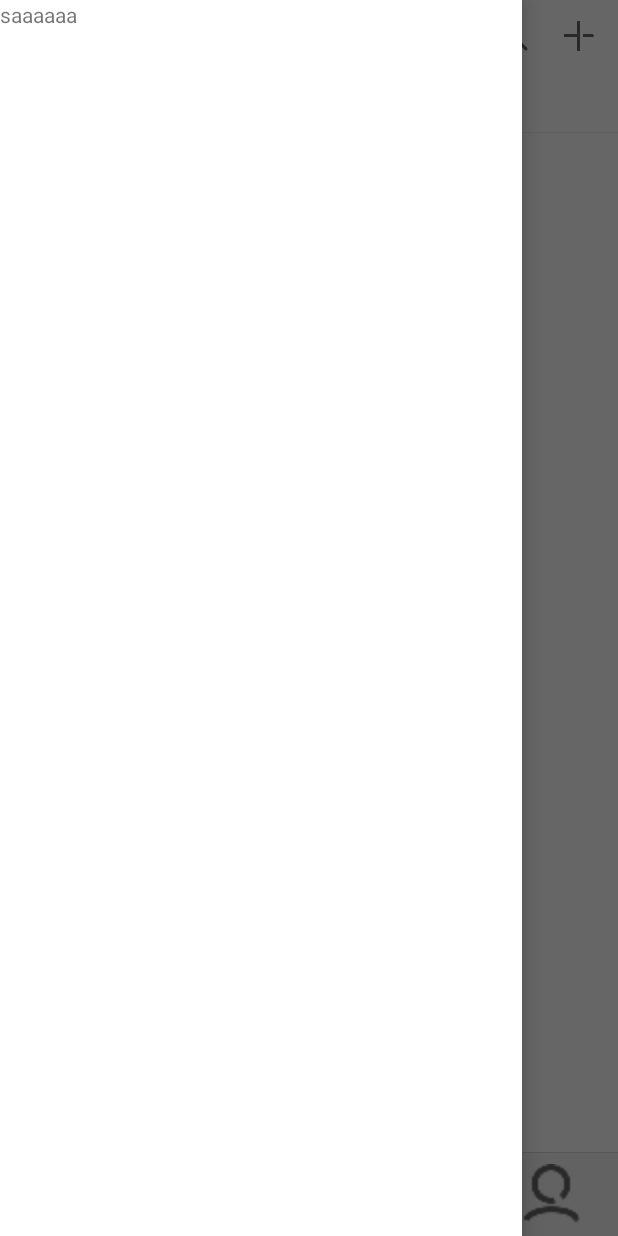
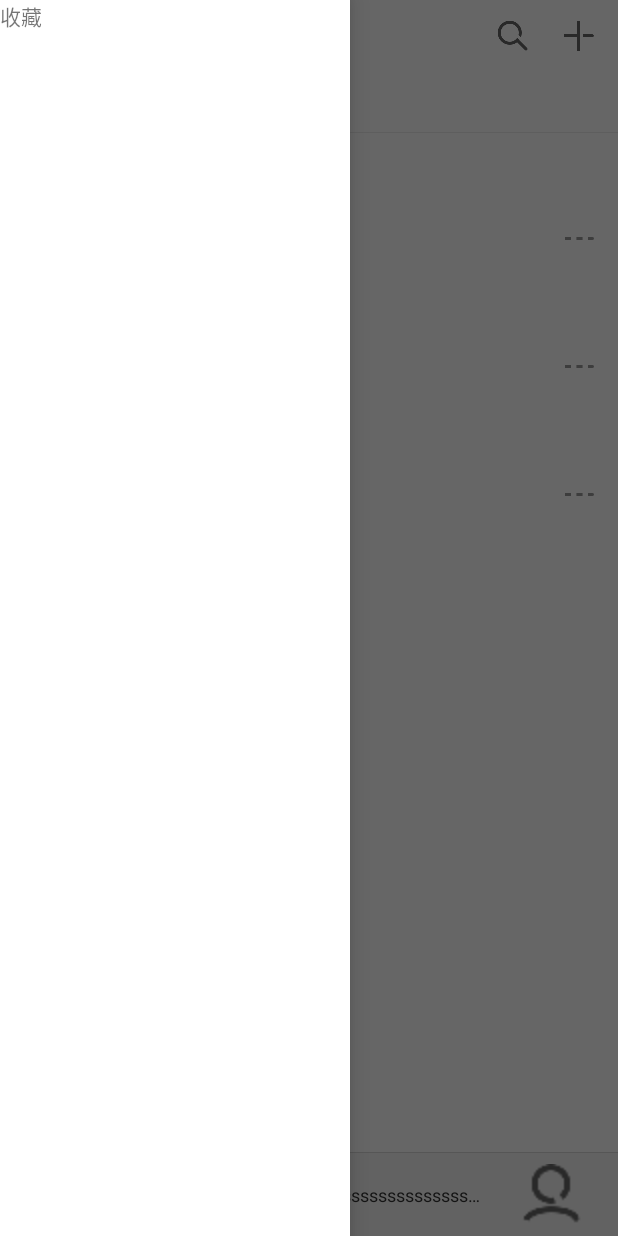
Before and after one commit to dooqu/mting2, an Android app: the MainActivity screen opened directly, with no data from a screen before it, with the side drawer open, on a phone screen of 412 x 824 dp. Run offline under Robolectric (Android 15) with nearby library versions, the phone set to English and light mode, and no system bars; our stand-ins replace ButterKnife, EventBus.

Commit message:
部分界面及逻辑

```diff
--- /dev/null
+++ b/app/src/main/java/cn/xylink/mting/ui/adapter/UnreadAdapter.java
@@ -0,0 +1,105 @@
+package cn.xylink.mting.ui.adapter;
+
+import android.content.Context;
+import android.support.annotation.NonNull;
+import android.support.v7.widget.RecyclerView;
+import android.view.LayoutInflater;
+import android.view.View;
+import android.view.ViewGroup;
+import android.widget.ImageView;
+import android.widget.TextView;
+
+import java.util.ArrayList;
+import java.util.List;
+
+import cn.xylink.mting.R;
+import cn.xylink.mting.model.Article;
+
+/*
+ *待读
+ *
+ * -----------------------------------------------------------------
+ * 2019/7/8 15:13 : Create UnreadAdapter.java (JoDragon);
+ * -----------------------------------------------------------------
+ */
+public class UnreadAdapter extends RecyclerView.Adapter<UnreadAdapter.UnreadHolder> {
+    private Context mContext;
+    private List<Article> mData;
+    private OnItemClickListener mOnItemClickListener;
+    private int mCurrentPosition = 0;
+
+    public UnreadAdapter(Context context, List<Article> list, OnItemClickListener listener) {
+        this.mContext = context;
+        this.mData = list;
+        this.mOnItemClickListener = listener;
+        if (mData == null) {
+            mData = new ArrayList<>();
+        }
+    }
+
+    public void setCurrentPosition(int position){
+        this.mCurrentPosition = position;
+    }
+
+
+    @NonNull
+    @Override
+    public UnreadHolder onCreateViewHolder(@NonNull ViewGroup viewGroup, int position) {
+        View view = LayoutInflater.from(viewGroup.getContext()).inflate(R.layout.item_unread, viewGroup, false);
+        return new UnreadHolder(view);
+    }
+
+    @Override
+    public void onBindViewHolder(@NonNull UnreadHolder holder, int position) {
+        Article data = mData.get(position);
+        holder.tvTitle.setText(data.getTitle());
+//        holder.tvFrom.setText(data.getTextBody());
+//        holder.tvProgress.setText(data.);
+        if (mCurrentPosition ==position){
+            holder.tvTitle.setTextColor(mContext.getResources().getColor(R.color.c488def));
+            holder.tvFrom.setTextColor(mContext.getResources().getColor(R.color.c488def));
+            holder.tvProgress.setTextColor(mContext.getResources().getColor(R.color.c488def));
+        }else {
+            holder.tvTitle.setTextColor(mContext.getResources().getColor(R.color.c333333));
+            holder.tvFrom.setTextColor(mContext.getResources().getColor(R.color.c999999));
+            holder.tvProgress.setTextColor(mContext.getResources().getColor(R.color.c999999));
+        }
+        holder.ivMore.setOnClickListener(v -> {
+            if (mOnItemClickListener != null)
+                mOnItemClickListener.onItemMoreClick(data);
+        });
+        holder.itemView.setOnClickListener(v -> {
+            if (mOnItemClickListener != null)
+                mOnItemClickListener.onItemClick(data);
+        });
+    }
+
+    public List<Article> getArticleList() {
+        return mData;
+    }
+
+    @Override
+    public int getItemCount() {
+        return mData.size();
+    }
+
+    class UnreadHolder extends RecyclerView.ViewHolder {
+        ImageView ivMore;
+        TextView tvTitle;
+        TextView tvFrom;
+        TextView tvProgress;
+
+        public UnreadHolder(@NonNull View itemView) {
+            super(itemView);
+            ivMore = itemView.findViewById(R.id.iv_unread_item_more);
+            tvTitle = itemView.findViewById(R.id.tv_unread_item_title);
+            tvFrom = itemView.findViewById(R.id.tv_unread_item_from);
+            tvProgress = itemView.findViewById(R.id.tv_unread_item_progress);
+        }
+    }
+
+    public interface OnItemClickListener {
+        void onItemClick(Article article);
+        void onItemMoreClick(Article article);
+    }
+}
--- a/app/src/main/java/cn/xylink/mting/ui/fragment/UnreadFragment.java
+++ b/app/src/main/java/cn/xylink/mting/ui/fragment/UnreadFragment.java
@@ -1,15 +1,24 @@
 package cn.xylink.mting.ui.fragment;
 
+import android.graphics.Rect;
 import android.os.Bundle;
 import android.support.annotation.NonNull;
 import android.support.annotation.Nullable;
 import android.support.v4.app.Fragment;
+import android.support.v7.widget.LinearLayoutManager;
+import android.support.v7.widget.RecyclerView;
 import android.view.LayoutInflater;
 import android.view.View;
 import android.view.ViewGroup;
 
+import butterknife.BindView;
 import butterknife.ButterKnife;
 import cn.xylink.mting.R;
+import cn.xylink.mting.model.Article;
+import cn.xylink.mting.speech.data.SpeechList;
+import cn.xylink.mting.ui.adapter.UnreadAdapter;
+import cn.xylink.mting.utils.DensityUtil;
+import cn.xylink.mting.utils.L;
 
 /*
  *未读
@@ -18,7 +27,10 @@ import cn.xylink.mting.R;
  * 2019/7/8 14:03 : Create UnreadFragment.java (JoDragon);
  * -----------------------------------------------------------------
  */
-public class UnreadFragment extends Fragment {
+public class UnreadFragment extends Fragment implements UnreadAdapter.OnItemClickListener{
+    @BindView(R.id.rv_unread)
+    RecyclerView mRecyclerView;
+    private UnreadAdapter mAdapter;
     @Nullable
     @Override
     public View onCreateView(@NonNull LayoutInflater inflater, @Nullable ViewGroup container, @Nullable Bundle savedInstanceState) {
@@ -30,5 +42,39 @@ public class UnreadFragment extends Fragment {
     @Override
     public void onViewCreated(@NonNull View view, @Nullable Bundle savedInstanceState) {
         super.onViewCreated(view, savedInstanceState);
+        mAdapter = new UnreadAdapter(getActivity(), SpeechList.getInstance().getArticleList(),this);
+        mRecyclerView.addItemDecoration(new SpaceItemDecoration());
+        LinearLayoutManager linearLayoutManager = new LinearLayoutManager(getActivity());
+        linearLayoutManager.setOrientation(LinearLayoutManager.VERTICAL);
+        mRecyclerView.setLayoutManager(linearLayoutManager);
+        mRecyclerView.setAdapter(mAdapter);
+    }
+
+    @Override
+    public void onItemClick(Article article) {
+        L.v();
+    }
+    @Override
+    public void onItemMoreClick(Article article) {
+        L.v();
+    }
+
+    class SpaceItemDecoration extends RecyclerView.ItemDecoration {
+        @Override
+        public void getItemOffsets(@NonNull Rect outRect, @NonNull View view, @NonNull RecyclerView parent, @NonNull RecyclerView.State state) {
+            super.getItemOffsets(outRect, view, parent, state);
+            int space = DensityUtil.dip2pxComm(getActivity(), 32);
+            if (parent.getChildAdapterPosition(view) != 0) {
+                outRect.left = 0;
+                outRect.right = 0;
+                outRect.bottom = 0;
+                outRect.top = space;
+            } else {
+                outRect.left = 0;
+                outRect.right = 0;
+                outRect.bottom = 0;
+                outRect.top = space;
+            }
+        }
     }
 }
--- a/app/src/main/res/layout/activity_main.xml
+++ b/app/src/main/res/layout/activity_main.xml
@@ -135,18 +135,23 @@
         </LinearLayout>
     </LinearLayout>
 
-    <LinearLayout
-        android:id="@+id/ll_main_left_menu"
-        android:layout_width="match_parent"
+    <!--<LinearLayout-->
+        <!--android:id="@+id/ll_main_left_menu"-->
+        <!--android:layout_width="match_parent"-->
+        <!--android:layout_height="match_parent"-->
+        <!--android:layout_gravity="start"-->
+        <!--android:background="@color/white"-->
+        <!--android:fitsSystemWindows="true">-->
+
+        <!--<TextView-->
+            <!--android:layout_width="wrap_content"-->
+            <!--android:layout_height="wrap_content"-->
+            <!--android:text="saaaaaa" />-->
+    <!--</LinearLayout>-->
+    <fragment
+        android:layout_width="233dp"
         android:layout_height="match_parent"
-        android:layout_gravity="start"
-        android:background="@color/white"
-        android:fitsSystemWindows="true">
-
-        <TextView
-            android:layout_width="wrap_content"
-            android:layout_height="wrap_content"
-            android:text="saaaaaa" />
-    </LinearLayout>
+        android:name="cn.xylink.mting.ui.fragment.CollectFragment"
+        android:layout_gravity="start"/>
 
 </android.support.v4.widget.DrawerLayout>
--- a/app/src/main/res/layout/fragment_collect.xml
+++ b/app/src/main/res/layout/fragment_collect.xml
@@ -1,6 +1,7 @@
 <?xml version="1.0" encoding="utf-8"?>
 <LinearLayout xmlns:android="http://schemas.android.com/apk/res/android"
     android:orientation="vertical" android:layout_width="match_parent"
+    android:background="@color/white"
     android:layout_height="match_parent">
 
     <TextView
--- /dev/null
+++ b/app/src/main/res/layout/item_unread.xml
@@ -0,0 +1,58 @@
+<?xml version="1.0" encoding="utf-8"?>
+<LinearLayout xmlns:android="http://schemas.android.com/apk/res/android"
+    android:layout_width="match_parent"
+    android:layout_height="wrap_content"
+    android:paddingLeft="16dp"
+    android:paddingRight="16dp"
+    android:orientation="vertical">
+
+    <TextView
+        android:id="@+id/tv_unread_item_title"
+        android:layout_width="match_parent"
+        android:layout_height="wrap_content"
+        android:singleLine="true"
+        android:gravity="center_vertical"
+        android:textColor="@color/c333333"
+        android:textSize="15sp"
+        android:text="wwwww" />
+
+    <LinearLayout
+        android:layout_width="match_parent"
+        android:layout_height="30dp"
+        android:orientation="horizontal">
+
+        <TextView
+            android:id="@+id/tv_unread_item_from"
+            android:layout_width="wrap_content"
+            android:layout_height="wrap_content"
+            android:singleLine="true"
+            android:layout_gravity="center_vertical"
+            android:textSize="12sp"
+            android:textColor="@color/c999999"
+            android:gravity="center_vertical"
+            android:text="111111" />
+
+        <TextView
+            android:id="@+id/tv_unread_item_progress"
+            android:layout_width="0dp"
+            android:layout_gravity="center_vertical"
+            android:layout_height="wrap_content"
+            android:layout_marginLeft="15dp"
+            android:gravity="center_vertical"
+            android:textSize="12sp"
+            android:textColor="@color/c999999"
+            android:layout_weight="1"
+            android:singleLine="true"
+            android:text="111111" />
+
+        <ImageView
+            android:id="@+id/iv_unread_item_more"
+            android:layout_width="wrap_content"
+            android:layout_height="match_parent"
+            android:layout_gravity="center_vertical"
+            android:gravity="center_vertical"
+            android:src="@mipmap/icon_more" />
+
+    </LinearLayout>
+
+</LinearLayout>
--- a/app/src/main/res/values/colors.xml
+++ b/app/src/main/res/values/colors.xml
@@ -14,4 +14,7 @@
     <color name="color_blue_hint">#C6DCFA</color>
 
     <color name="transparent">#00ffffff</color>
+    <color name="c333333">#333333</color>
+    <color name="c999999">#999999</color>
+    <color name="c488def">#488def</color>
 </resources>
```
Also changed, not shown: app/src/main/java/cn/xylink/mting/ui/activity/MainActivity.java (+72 -0 lines), app/src/main/java/cn/xylink/mting/utils/DensityUtil.java (added, +108 -0 lines), app/src/main/res/layout/fragment_unread.xml (+9 -6 lines), app/src/main/res/mipmap-xhdpi/icon_more.png (added), app/src/main/res/mipmap-xxhdpi/icon_more.png (added).
